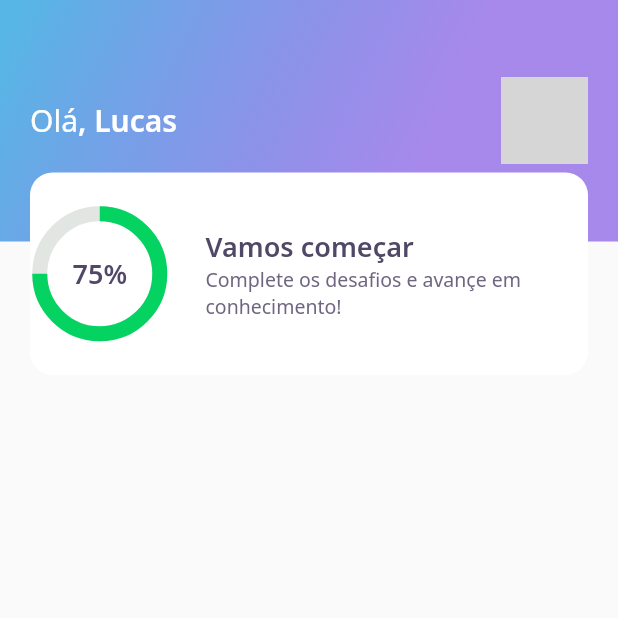
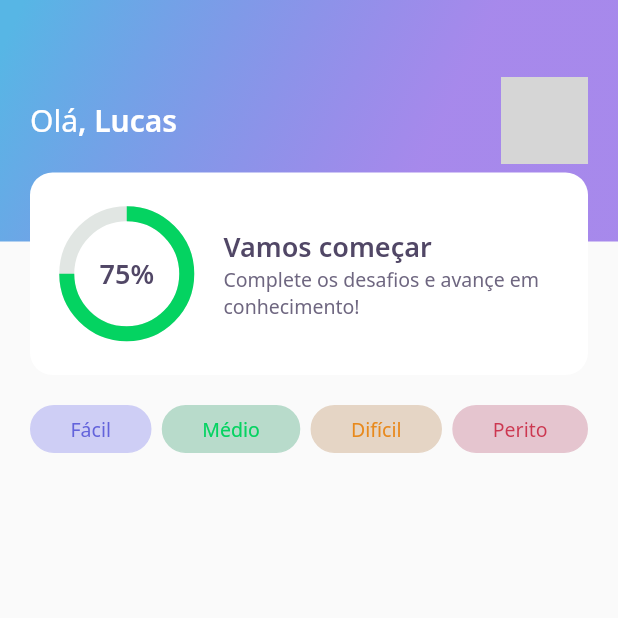
Before and after one commit to lucasomac/devquiz, a Flutter app: the screen it shows after launch, on a phone screen of 412 x 824 dp, the top half of it. Run offline on Flutter 3.47's test engine with Material 2 defaults, Android fonts, the phone set to English and light mode, and no system bars; our stand-ins replace google_fonts; network calls fail; grey boxes are pictures that could not be loaded.

Commit message:
Criação do LevelButton

```diff
--- a/lib/home/home_page.dart
+++ b/lib/home/home_page.dart
@@ -1,4 +1,5 @@
 import 'package:devquiz/home/widgets/appbar/app_bar_widget.dart';
+import 'package:devquiz/home/widgets/level_button/level_button_widget.dart';
 import 'package:flutter/material.dart';
 
 class HomePage extends StatefulWidget {
@@ -11,6 +12,27 @@ class _HomePageState extends State<HomePage> {
   Widget build(BuildContext context) {
     return Scaffold(
       appBar: AppBarWidget(),
+      body: Padding(
+        padding: const EdgeInsets.symmetric(horizontal: 20, vertical: 20),
+        child: Row(
+          crossAxisAlignment: CrossAxisAlignment.center,
+          mainAxisAlignment: MainAxisAlignment.spaceBetween,
+          children: [
+            LevelButtonWidget(
+              label: "Fácil",
+            ),
+            LevelButtonWidget(
+              label: "Médio",
+            ),
+            LevelButtonWidget(
+              label: "Difícil",
+            ),
+            LevelButtonWidget(
+              label: "Perito",
+            ),
+          ],
+        ),
+      ),
     );
   }
 }
--- /dev/null
+++ b/lib/home/widgets/level_button/level_button_widget.dart
@@ -0,0 +1,59 @@
+import 'package:devquiz/core/core.dart';
+import 'package:flutter/material.dart';
+import 'package:google_fonts/google_fonts.dart';
+
+class LevelButtonWidget extends StatelessWidget {
+  final String label;
+  LevelButtonWidget({Key? key, required this.label})
+      : assert(["Fácil", "Médio", "Difícil", "Perito"].contains(label)),
+        super(key: key);
+  final config = {
+    "Fácil": {
+      "color": AppColors.levelButtonBorderFacil,
+      "borderColor": AppColors.levelButtonBorderFacil,
+      "fontColor": AppColors.levelButtonTextFacil
+    },
+    "Médio": {
+      "color": AppColors.levelButtonBorderMedio,
+      "borderColor": AppColors.levelButtonBorderMedio,
+      "fontColor": AppColors.levelButtonTextMedio
+    },
+    "Difícil": {
+      "color": AppColors.levelButtonBorderDificil,
+      "borderColor": AppColors.levelButtonBorderDificil,
+      "fontColor": AppColors.levelButtonTextDificil
+    },
+    "Perito": {
+      "color": AppColors.levelButtonBorderPerito,
+      "borderColor": AppColors.levelButtonBorderPerito,
+      "fontColor": AppColors.levelButtonTextPerito
+    }
+  };
+
+  Color get color => config[label]!['color']!;
+  Color get borderColor => config[label]!['borderColor']!;
+  Color get fontColor => config[label]!['fontColor']!;
+  @override
+  Widget build(BuildContext context) {
+    return Container(
+      decoration: BoxDecoration(
+        borderRadius: BorderRadius.circular(28),
+        color: color,
+        border: Border.fromBorderSide(
+          BorderSide(color: borderColor),
+        ),
+      ),
+      child: Padding(
+        padding: const EdgeInsets.symmetric(
+          horizontal: 26,
+          vertical: 6,
+        ),
+        child: Text(this.label,
+            style: GoogleFonts.notoSans(
+              color: fontColor,
+              fontSize: 13,
+            )),
+      ),
+    );
+  }
+}
--- a/lib/home/widgets/score_card/score_card_widget.dart
+++ b/lib/home/widgets/score_card/score_card_widget.dart
@@ -17,6 +17,8 @@ class ScoreCardWidget extends StatelessWidget {
           color: AppColors.white,
           borderRadius: BorderRadius.circular(15),
         ),
+        child: Padding(
+          padding: const EdgeInsets.symmetric(horizontal: 24),
           child: Row(
             crossAxisAlignment: CrossAxisAlignment.center,
             children: [
@@ -47,6 +49,7 @@ class ScoreCardWidget extends StatelessWidget {
             ],
           ),
         ),
+      ),
     );
   }
 }
```
Lines whose indentation alone changed are shown as unchanged.
